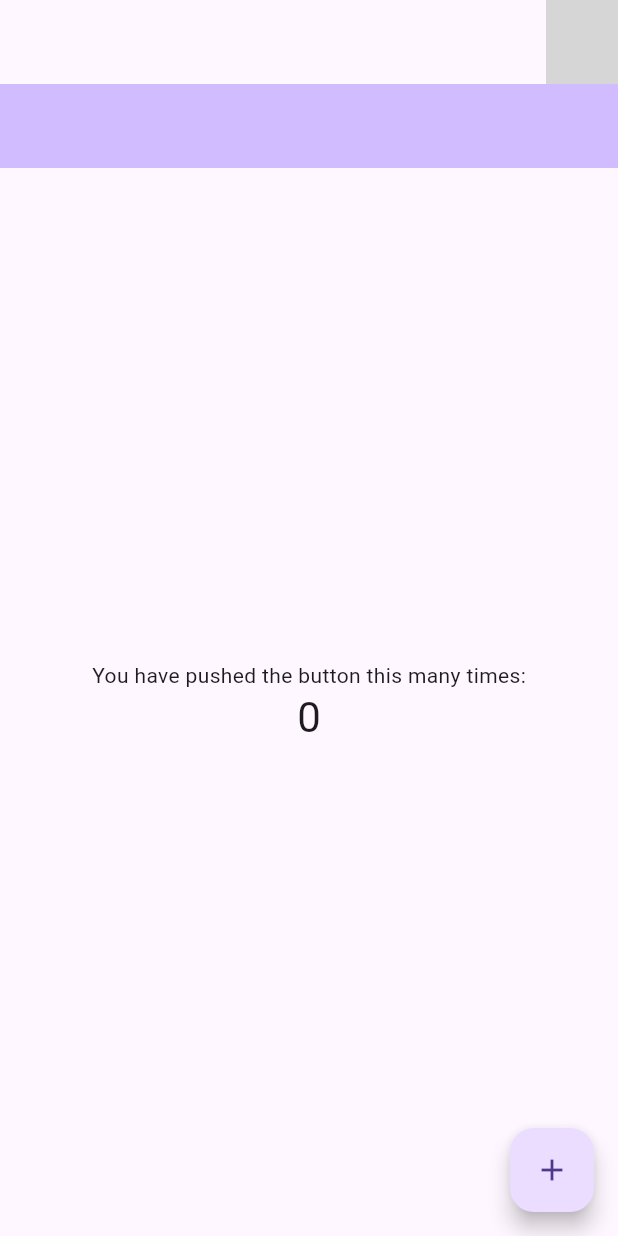
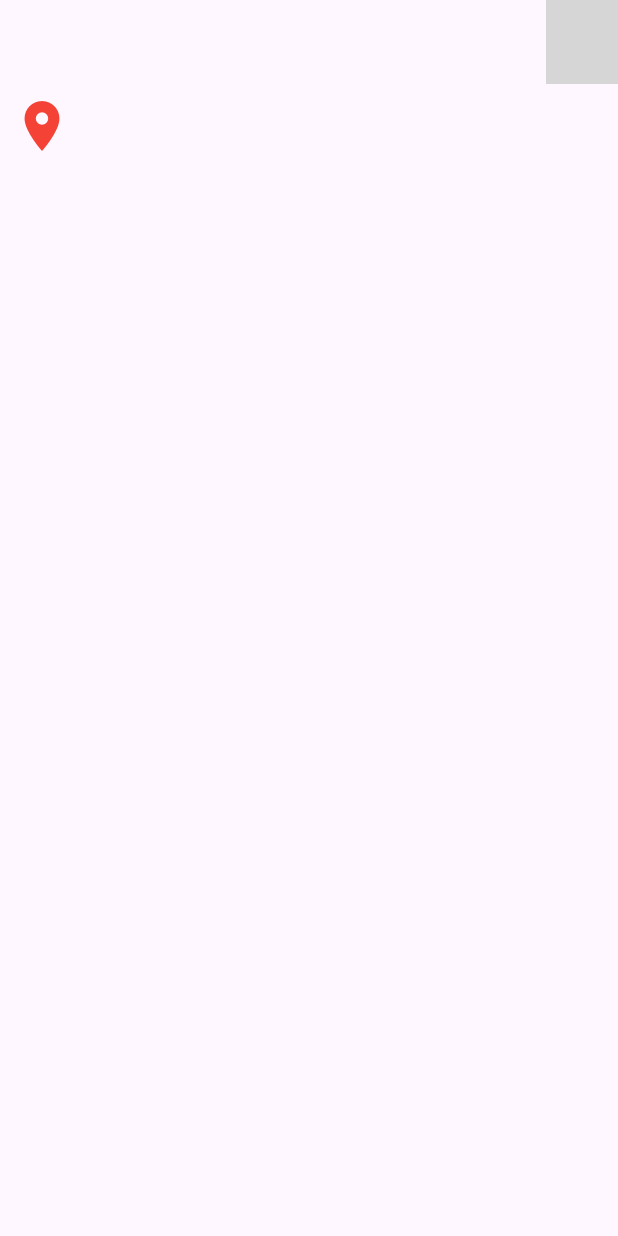
Before and after one commit to DIGIT-KITAQ-Flutter/team_kttn, a Flutter app: the screen it shows once a user with an empty profile is signed in, on a phone screen of 412 x 824 dp. Run offline on Flutter 3.47's test engine with Material 3 defaults, Android fonts, the phone set to English and light mode, and no system bars; our stand-ins replace firebase_auth, firebase_core; missing offline and left inert: firebase_ui_auth; accounts and stored records are empty; statements that could not run were skipped; grey boxes are pictures that could not be loaded.

Commit message:
fix:root_pageの画面表示、簡易的なMap UIの作成

```diff
--- a/lib/main.dart
+++ b/lib/main.dart
@@ -2,7 +2,6 @@ import 'package:digit_kttn/firebase_options.dart';
 import 'package:digit_kttn/login/auth_gate.dart';
 import 'package:firebase_core/firebase_core.dart';
 import 'package:flutter/material.dart';
-import 'package:firebase_ui_auth/firebase_ui_auth.dart';
 
 Future<void> main() async {
   WidgetsFlutterBinding.ensureInitialized();
@@ -15,7 +14,6 @@ Future<void> main() async {
 class MyApp extends StatelessWidget {
   const MyApp({super.key});
 
-  // This widget is the root of your application.
   @override
   Widget build(BuildContext context) {
     return MaterialApp(
@@ -27,81 +25,3 @@ class MyApp extends StatelessWidget {
     );
   }
 }
-
-class MyHomePage extends StatefulWidget {
-  const MyHomePage({super.key, required this.title});
-  final String title;
-
-  @override
-  State<MyHomePage> createState() => _MyHomePageState();
-}
-
-class _MyHomePageState extends State<MyHomePage> {
-  int _counter = 0;
-
-  void _incrementCounter() {
-    setState(() {
-      // This call to setState tells the Flutter framework that something has
-      // changed in this State, which causes it to rerun the build method below
-      // so that the display can reflect the updated values. If we changed
-      // _counter without calling setState(), then the build method would not be
-      // called again, and so nothing would appear to happen.
-      _counter++;
-    });
-  }
-
-  @override
-  Widget build(BuildContext context) {
-    // This method is rerun every time setState is called, for instance as done
-    // by the _incrementCounter method above.
-    //
-    // The Flutter framework has been optimized to make rerunning build methods
-    // fast, so that you can just rebuild anything that needs updating rather
-    // than having to individually change instances of widgets.
-    return Scaffold(
-      appBar: AppBar(
-        // TRY THIS: Try changing the color here to a specific color (to
-        // Colors.amber, perhaps?) and trigger a hot reload to see the AppBar
-        // change color while the other colors stay the same.
-        backgroundColor: Theme.of(context).colorScheme.inversePrimary,
-        // Here we take the value from the MyHomePage object that was created by
-        // the App.build method, and use it to set our appbar title.
-        title: Text(widget.title),
-      ),
-      body: Center(
-        // Center is a layout widget. It takes a single child and positions it
-        // in the middle of the parent.
-        child: Column(
-          // Column is also a layout widget. It takes a list of children and
-          // arranges them vertically. By default, it sizes itself to fit its
-          // children horizontally, and tries to be as tall as its parent.
-          //
-          // Column has various properties to control how it sizes itself and
-          // how it positions its children. Here we use mainAxisAlignment to
-          // center the children vertically; the main axis here is the vertical
-          // axis because Columns are vertical (the cross axis would be
-          // horizontal).
-          //
-          // TRY THIS: Invoke "debug painting" (choose the "Toggle Debug Paint"
-          // action in the IDE, or press "p" in the console), to see the
-          // wireframe for each widget.
-          mainAxisAlignment: MainAxisAlignment.center,
-          children: <Widget>[
-            const Text(
-              'You have pushed the button this many times:',
-            ),
-            Text(
-              '$_counter',
-              style: Theme.of(context).textTheme.headlineMedium,
-            ),
-          ],
-        ),
-      ),
-      floatingActionButton: FloatingActionButton(
-        onPressed: _incrementCounter,
-        tooltip: 'Increment',
-        child: const Icon(Icons.add),
-      ), // This trailing comma makes auto-formatting nicer for build methods.
-    );
-  }
-}
--- /dev/null
+++ b/lib/map/map.dart
@@ -0,0 +1,32 @@
+import 'package:digit_kttn/chat/chat.dart';
+import 'package:flutter/material.dart';
+
+// Map画面です。ここを編集してください。
+// 今は簡易的にボタンを配置して押したらChat画面に遷移するようにしています。
+// ボタンが駅のイメージです。
+
+class MapScreen extends StatefulWidget {
+  const MapScreen({super.key});
+
+  @override
+  State<MapScreen> createState() => _MapScreenState();
+}
+
+class _MapScreenState extends State<MapScreen> {
+  @override
+  Widget build(BuildContext context) {
+    return Scaffold(
+      body: Container(
+        child: IconButton(
+          icon: const Icon(Icons.location_on, color: Colors.red, size: 40),
+          onPressed: () {
+            Navigator.push(
+              context,
+              MaterialPageRoute(builder: (context) => ChatScreen()),
+            );
+          },
+        ),
+      ),
+    );
+  }
+}
--- a/lib/root/root_page.dart
+++ b/lib/root/root_page.dart
@@ -1,4 +1,4 @@
-import 'package:digit_kttn/main.dart';
+import 'package:digit_kttn/map/map.dart';
 import 'package:firebase_ui_auth/firebase_ui_auth.dart';
 import 'package:flutter/material.dart';
 
@@ -10,13 +10,6 @@ class RootPage extends StatefulWidget {
 }
 
 class _RootPageState extends State<RootPage> {
-  // int _selectedIndex = 0;
-  final pages = [
-    const MyHomePage(
-      title: '',
-    ),
-    // const ProfilePage()
-  ];
   @override
   Widget build(BuildContext context) {
     return Scaffold(
@@ -25,7 +18,7 @@ class _RootPageState extends State<RootPage> {
           variant: ButtonVariant.text,
         )
       ]),
-      body: pages[0],
+      body: const MapScreen(),
     );
   }
 }
```
